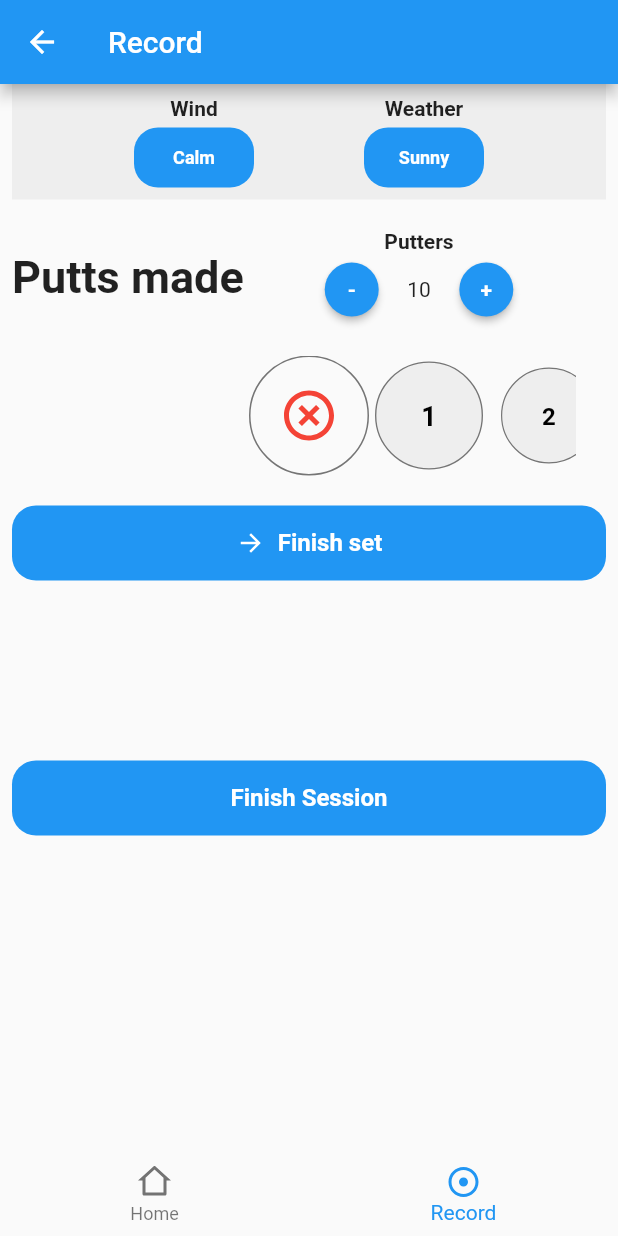
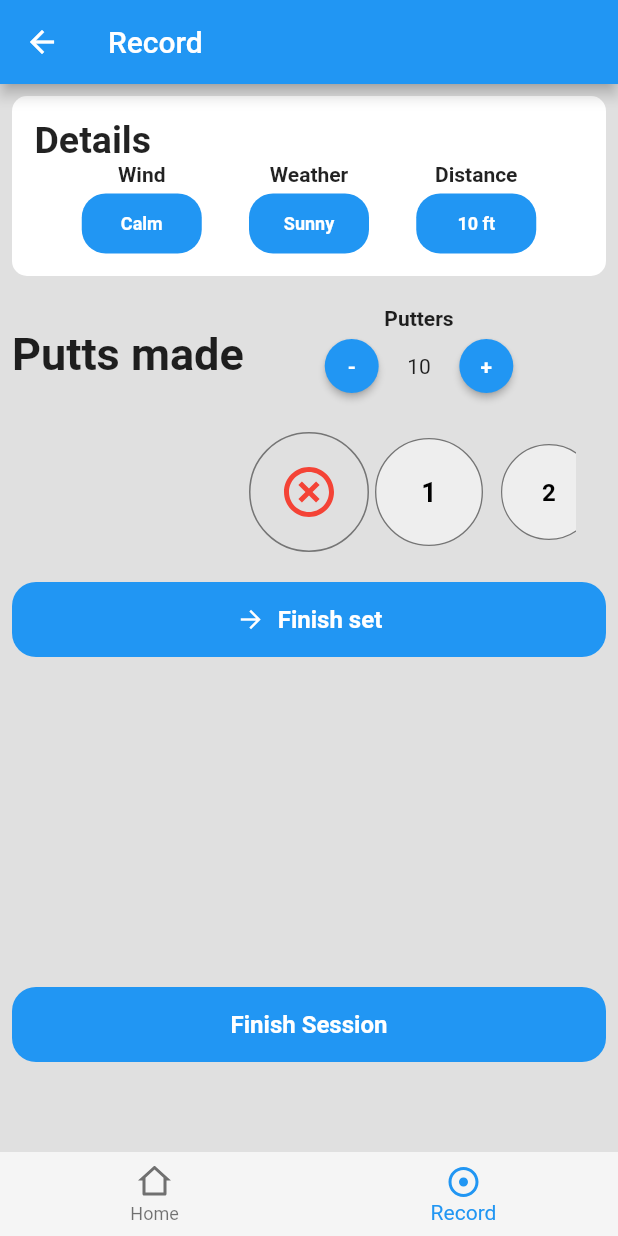
Before and after one commit to joevdiscgolf/MyPutt, a Flutter app: the screen it shows after launch, item 2 of the bottom bar chosen, after a tap on "New session", on a phone screen of 412 x 824 dp. Run offline on Flutter 3.47's test engine with Material 2 defaults, Android fonts, the light colour scheme and no system bars; drawn by our look-alikes of flutter_bounceable, scroll_snap_list; our stand-ins replace bloc, flutter_bloc, flutter_remix, get_it; missing offline and left inert: flutter_vibrate.

Commit message:
Started making white on grey UI, added circle 2 stats, added distance picker in record screen.

```diff
--- a/lib/main.dart
+++ b/lib/main.dart
@@ -1,4 +1,5 @@
 import 'package:flutter/material.dart';
+import 'package:flutter/services.dart';
 import 'package:flutter_bloc/flutter_bloc.dart';
 import 'package:myputt/screens/wrappers/main_wrapper.dart';
 import 'package:myputt/locator.dart';
@@ -7,7 +8,10 @@ import 'package:myputt/screens/record_putting/cubits/sessions_screen_cubit.dart'
 void main() async {
   WidgetsFlutterBinding.ensureInitialized();
   await setUpLocator();
-  runApp(const MyApp());
+  SystemChrome.setPreferredOrientations([DeviceOrientation.portraitUp])
+      .then((_) {
+    runApp(const MyApp());
+  });
 }
 
 class MyApp extends StatelessWidget {
--- a/lib/screens/home/components/percentage_row.dart
+++ b/lib/screens/home/components/percentage_row.dart
@@ -19,7 +19,7 @@ class _PercentageRowState extends State<PercentageRow> {
       padding: const EdgeInsets.symmetric(vertical: 10),
       child:
           Row(mainAxisAlignment: MainAxisAlignment.center, children: <Widget>[
-        Text(widget.distance.toString(),
+        Text(widget.distance.toString() + ' ft',
             style: const TextStyle(fontWeight: FontWeight.bold, fontSize: 20)),
         const SizedBox(width: 20),
         SizedBox(
@@ -42,7 +42,7 @@ class _PercentageRowState extends State<PercentageRow> {
                     tween: Tween<double>(begin: 0.0, end: widget.percentage),
                     duration: const Duration(milliseconds: 300),
                     builder: (context, value, _) =>
-                        (Text((value * 100).round().toString()))))
+                        (Text((value * 100).round().toString() + ' %'))))
           ]),
           width: 80,
           height: 80,
--- a/lib/screens/home/components/percentage_column_view.dart
+++ b/lib/screens/home/components/percentages_card.dart
@@ -1,8 +1,8 @@
 import 'package:flutter/material.dart';
 import './percentage_row.dart';
 
-class PercentageColumnView extends StatelessWidget {
-  const PercentageColumnView({Key? key, required this.percentages})
+class PercentagesCard extends StatelessWidget {
+  const PercentagesCard({Key? key, required this.percentages})
       : super(key: key);
   final Map<int, double> percentages;
 
--- a/lib/screens/home/home_screen.dart
+++ b/lib/screens/home/home_screen.dart
@@ -1,6 +1,5 @@
 import 'package:flutter/material.dart';
-import './components/percentage_column_view.dart';
-import '../../data/types/putting_session.dart';
+import './components/percentages_card.dart';
 
 class HomeScreen extends StatefulWidget {
   const HomeScreen({Key? key}) : super(key: key);
@@ -13,27 +12,60 @@ class HomeScreen extends StatefulWidget {
 
 class HomeScreenState extends State<HomeScreen> {
   final circleOnePercentages = {10: 0.75, 15: 0.6, 20: 0.6, 25: 0.4, 30: 0.3};
+  final cirlceTwoPercentages = {40: 0.4, 50: 0.2, 60: 0.15};
 
   @override
   Widget build(BuildContext context) {
     return SafeArea(
         child: Scaffold(
+            backgroundColor: Colors.grey[100]!,
             appBar: AppBar(
                 backgroundColor: Colors.lightBlueAccent[200],
                 title: const Text('MyPutt',
                     style:
                         TextStyle(fontSize: 40, fontWeight: FontWeight.bold))),
-            body: Padding(
-              padding: const EdgeInsets.all(8.0),
+            body: Container(
+              padding: const EdgeInsets.symmetric(vertical: 8),
               child: Column(
                 children: [
-                  const Text('Your C1 stats',
-                      style: TextStyle(
-                        fontSize: 20,
-                        fontWeight: FontWeight.bold,
+                  Container(
+                      decoration: const BoxDecoration(
+                        color: Colors.white,
+                      ),
+                      child: Column(
+                        children: [
+                          Row(
+                            mainAxisAlignment: MainAxisAlignment.spaceEvenly,
+                            children: const [
+                              Text('Circle 1',
+                                  style: TextStyle(
+                                      fontWeight: FontWeight.bold,
+                                      fontSize: 20)),
+                              Text('Circle 2',
+                                  style: TextStyle(
+                                      fontWeight: FontWeight.bold,
+                                      fontSize: 20)),
+                            ],
+                          ),
+                          Row(
+                            mainAxisAlignment: MainAxisAlignment.spaceEvenly,
+                            children: [
+                              Column(
+                                children: [
+                                  PercentagesCard(
+                                      percentages: circleOnePercentages),
+                                ],
+                              ),
+                              Column(
+                                children: [
+                                  PercentagesCard(
+                                      percentages: cirlceTwoPercentages),
+                                ],
+                              )
+                            ],
+                          ),
+                        ],
                       )),
-                  const SizedBox(width: 20),
-                  PercentageColumnView(percentages: circleOnePercentages),
                 ],
               ),
             )));
--- a/lib/screens/record_putting/view/record_screen.dart
+++ b/lib/screens/record_putting/view/record_screen.dart
@@ -27,6 +27,7 @@ class _RecordScreenState extends State<RecordScreen> {
 
   int _weatherIndex = 0;
   int _windIndex = 0;
+  int _distancesIndex = 0;
 
   final List<String> _windConditionWords = [
     'Calm',
@@ -39,17 +40,18 @@ class _RecordScreenState extends State<RecordScreen> {
     'Rainy',
     'Snowy',
   ];
+  final List<int> _distances = [10, 15, 20, 25, 30, 40, 50, 60];
 
   @override
   Widget build(BuildContext context) {
     return Scaffold(
+      backgroundColor: Colors.grey[300]!,
       appBar: AppBar(
         title: const Text('Record'),
       ),
-      body: SafeArea(
-        child: Center(
+      body: Center(
         child: Padding(
-            padding: const EdgeInsets.symmetric(horizontal: 8.0),
+          padding: const EdgeInsets.all(8.0),
           child: Column(
             mainAxisAlignment: MainAxisAlignment.start,
             crossAxisAlignment: CrossAxisAlignment.center,
@@ -60,8 +62,8 @@ class _RecordScreenState extends State<RecordScreen> {
               Row(
                 children: [
                   const Text('Putts made',
-                        style: TextStyle(
-                            fontSize: 30, fontWeight: FontWeight.bold)),
+                      style:
+                          TextStyle(fontSize: 30, fontWeight: FontWeight.bold)),
                   const SizedBox(width: 40),
                   Column(
                     children: [
@@ -71,8 +73,7 @@ class _RecordScreenState extends State<RecordScreen> {
                         children: [
                           ElevatedButton(
                             child: const Text('-',
-                                  style:
-                                      TextStyle(fontWeight: FontWeight.bold)),
+                                style: TextStyle(fontWeight: FontWeight.bold)),
                             onPressed: () {
                               setState(() {
                                 if (_setLength > 1) _setLength -= 1;
@@ -87,8 +88,7 @@ class _RecordScreenState extends State<RecordScreen> {
                           const SizedBox(width: 5),
                           ElevatedButton(
                             child: const Text('+',
-                                  style:
-                                      TextStyle(fontWeight: FontWeight.bold)),
+                                style: TextStyle(fontWeight: FontWeight.bold)),
                             onPressed: () {
                               setState(() {
                                 _setLength += 1;
@@ -147,19 +147,25 @@ class _RecordScreenState extends State<RecordScreen> {
           ),
         ),
       ),
-      ),
     );
   }
 
   Widget _conditionsPanel(BuildContext context) {
     return Container(
-      padding: const EdgeInsets.all(8),
+      padding: const EdgeInsets.all(15),
       decoration: BoxDecoration(
-        color: Colors.grey[200],
+        color: Colors.white,
+        borderRadius: BorderRadius.circular(10),
       ),
       child: Column(
-        crossAxisAlignment: CrossAxisAlignment.center,
         children: [
+          Row(
+            mainAxisAlignment: MainAxisAlignment.start,
+            children: const [
+              Text('Details',
+                  style: TextStyle(fontSize: 25, fontWeight: FontWeight.bold)),
+            ],
+          ),
           Row(
             mainAxisAlignment: MainAxisAlignment.spaceEvenly,
             children: <Widget>[
@@ -201,6 +207,28 @@ class _RecordScreenState extends State<RecordScreen> {
                           _weatherIndex = 0;
                         } else {
                           _weatherIndex += 1;
+                        }
+                      });
+                    },
+                  ),
+                ],
+              ),
+              Column(
+                children: [
+                  const Text('Distance',
+                      style: TextStyle(fontWeight: FontWeight.bold)),
+                  const SizedBox(height: 5),
+                  PrimaryButton(
+                    height: 40,
+                    width: 80,
+                    label: _distances[_distancesIndex].toString() + ' ft',
+                    fontSize: 12,
+                    onPressed: () {
+                      setState(() {
+                        if (_distancesIndex == 7) {
+                          _distancesIndex = 0;
+                        } else {
+                          _distancesIndex += 1;
                         }
                       });
                     },
@@ -287,7 +315,7 @@ class _RecordScreenState extends State<RecordScreen> {
       builder: (context, state) {
         if (state is SessionInProgressState) {
           return Container(
-            height: 100,
+            height: 200,
             child: ListView(
               children: state.currentSession.sets
                   .map((set) => PuttingSetRow(set: set))
--- a/lib/screens/wrappers/main_wrapper.dart
+++ b/lib/screens/wrappers/main_wrapper.dart
@@ -27,6 +27,7 @@ class _MainWrapperState extends State<MainWrapper> {
         child: screens[_currentIndex],
       ),
       bottomNavigationBar: BottomNavigationBar(
+        backgroundColor: Colors.grey[100]!,
         elevation: 0,
         type: BottomNavigationBarType.fixed,
         currentIndex: _currentIndex,
```
Lines whose indentation alone changed are shown as unchanged.
